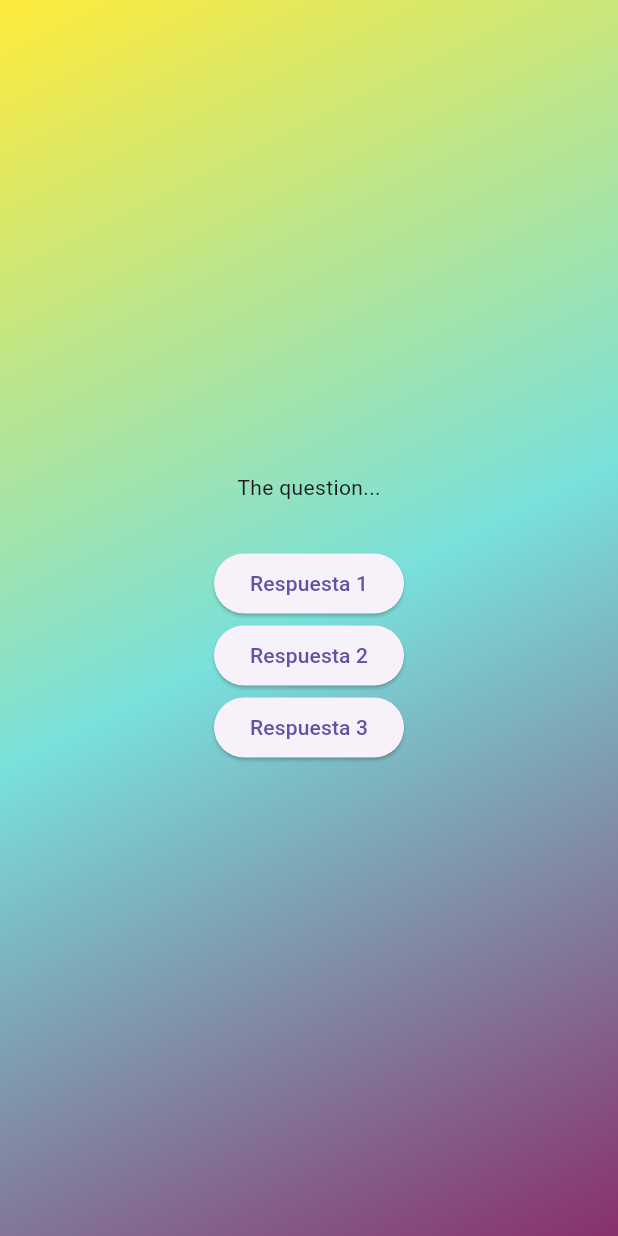
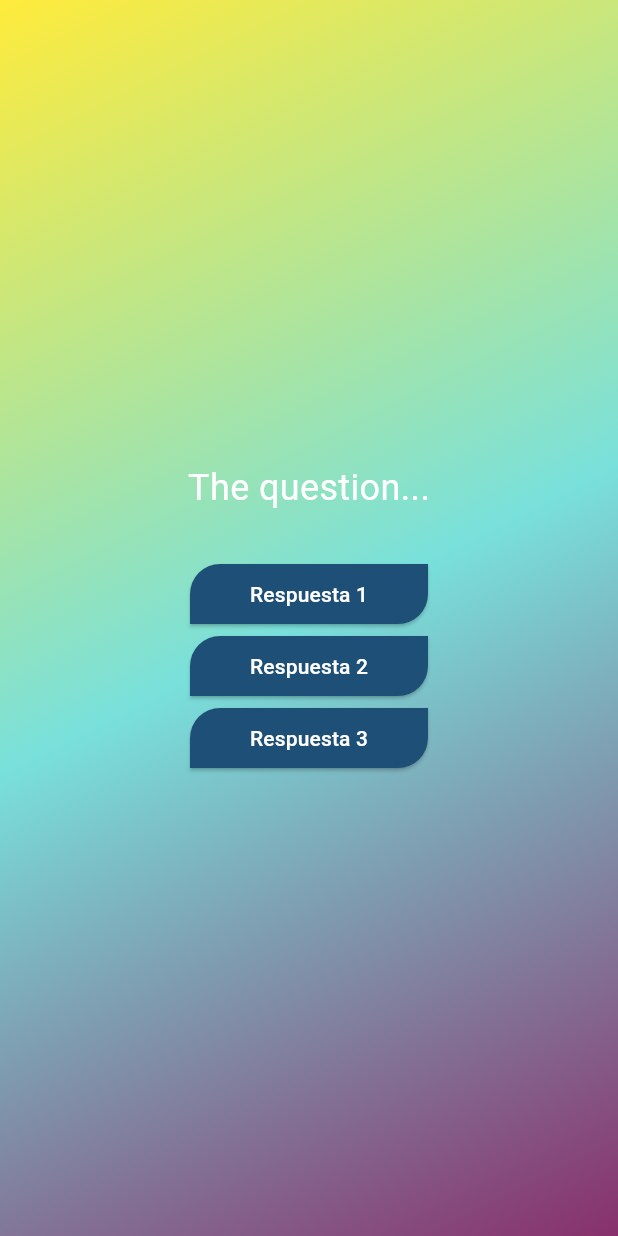
Before and after one commit to rjla-developer/first_project, a Flutter app: the screen it shows after launch, after a tap on "Start Quiz", on a phone screen of 412 x 824 dp. Run offline on Flutter 3.47's test engine with Material 3 defaults, Android fonts, the phone set to English and light mode, and no system bars.

Commit message:
Se creo un archivo llamado "answer_button" para tener la estructura de un botón dinámico que estaremos utilizando en el archivo question_screen.dart

```diff
--- /dev/null
+++ b/lib/answer_button.dart
@@ -0,0 +1,31 @@
+import 'package:flutter/material.dart';
+
+class AnswerButton extends StatelessWidget {
+  const AnswerButton({
+    super.key,
+    required this.answerText,
+    required this.onTap,
+  });
+
+  final String answerText;
+  final void Function() onTap;
+
+  @override
+  Widget build(BuildContext context) {
+    return ElevatedButton(
+      style: ElevatedButton.styleFrom(
+        backgroundColor: const Color.fromARGB(255, 30, 79, 119),
+        foregroundColor: Colors.white,
+        shape: const RoundedRectangleBorder(
+          borderRadius: BorderRadius.only(
+            topLeft: Radius.circular(20),
+            bottomRight: Radius.circular(20),
+          ),
+        ),
+        padding: const EdgeInsets.symmetric(vertical: 10, horizontal: 40),
+      ),
+      onPressed: onTap,
+      child: Text(answerText),
+    );
+  }
+}
--- a/lib/questions_screen.dart
+++ b/lib/questions_screen.dart
@@ -1,4 +1,5 @@
 import "package:flutter/material.dart";
+import "package:first_project/answer_button.dart";
 
 class QuestionsScreen extends StatefulWidget {
   const QuestionsScreen({super.key});
@@ -15,19 +16,25 @@ class _QuestionsScreenState extends State<QuestionsScreen> {
       child: Column(
         mainAxisAlignment: MainAxisAlignment.center,
         children: [
-          const Text('The question...'),
+          const Text(
+            'The question...',
+            style: TextStyle(
+              color: Color.fromARGB(255, 255, 255, 255),
+              fontSize: 24,
+            ),
+          ),
           const SizedBox(height: 30),
-          ElevatedButton(
-            onPressed: () {},
-            child: const Text('Respuesta 1'),
+          AnswerButton(
+            answerText: 'Respuesta 1',
+            onTap: () {},
           ),
-          ElevatedButton(
-            onPressed: () {},
-            child: const Text('Respuesta 2'),
+          AnswerButton(
+            answerText: 'Respuesta 2',
+            onTap: () {},
           ),
-          ElevatedButton(
-            onPressed: () {},
-            child: const Text('Respuesta 3'),
+          AnswerButton(
+            answerText: 'Respuesta 3',
+            onTap: () {},
           ),
         ],
       ),
```
